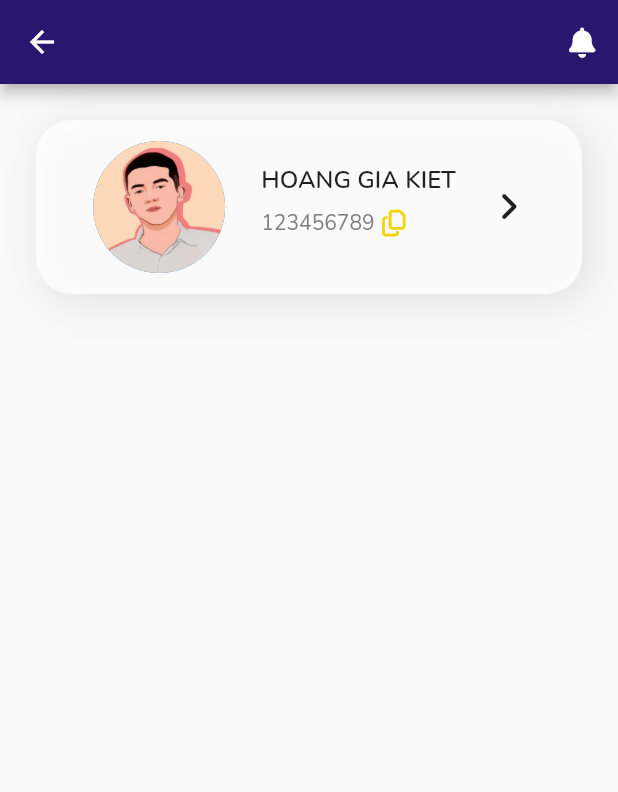
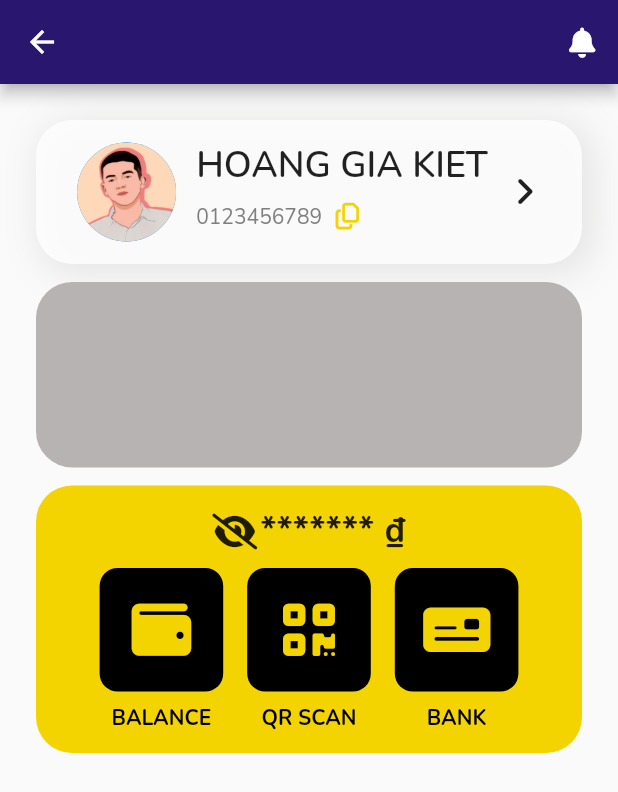
Before and after one commit to Bie-NHD/k2db-flutter-app, a Flutter app: the UserScreen screen opened by its route, on a phone screen of 412 x 824 dp. Shown: the top 792 px of the screen. Run offline on Flutter 3.47's test engine with Material 2 defaults, Android fonts, the phone set to English and light mode, and no system bars; our stand-ins replace carousel_slider, firebase_core, firebase_messaging, font_awesome_flutter, salomon_bottom_bar; accounts and stored records are empty.

Commit message:
update user main, user button, user navigator

```diff
--- /dev/null
+++ b/k2dbmoneyapp/lib/views/screens/user/Widgets/user_navi_button.dart
@@ -0,0 +1,43 @@
+import 'package:flutter/cupertino.dart';
+import 'package:k2dbmoneyapp/core/constant/text.dart';
+import 'package:k2dbmoneyapp/core/extensions/extension_textstyle.dart';
+
+import '../../../../../core/constant/color.dart';
+import '../../../../../core/constant/dimension.dart';
+
+class UserNaviButton extends StatelessWidget {
+  final IconData icon;
+  final String text;
+  const UserNaviButton({Key? key, required this.icon, required this.text})
+      : super(key: key);
+
+  @override
+  Widget build(BuildContext context) {
+    return Column(
+      crossAxisAlignment: CrossAxisAlignment.center,
+      mainAxisAlignment: MainAxisAlignment.spaceEvenly,
+      children: [
+        GestureDetector(
+          onTap: () {},
+          child: Container(
+            margin: const EdgeInsets.all(k8Margin),
+            width: MediaQuery.of(context).size.width * 0.2,
+            height: MediaQuery.of(context).size.width * 0.2,
+            decoration: BoxDecoration(
+                color: ColorsApp.defaultTextColor,
+                borderRadius: BorderRadius.circular(kBorderRadiusMin)),
+            child: Icon(
+              icon,
+              color: ColorsApp.secondaryColor,
+              size: kIconSize * 1.8,
+            ),
+          ),
+        ),
+        Text(
+          text.toUpperCase(),
+          style: TextStyles.defaultStyle.bold,
+        )
+      ],
+    );
+  }
+}
--- /dev/null
+++ b/k2dbmoneyapp/lib/views/screens/user/Widgets/user_navigator.dart
@@ -0,0 +1,92 @@
+import 'package:flutter/cupertino.dart';
+import 'package:font_awesome_flutter/font_awesome_flutter.dart';
+import 'package:k2dbmoneyapp/core/extensions/extension_textstyle.dart';
+import 'package:k2dbmoneyapp/views/screens/user/Widgets/user_navi_button.dart';
+
+import '../../../../../core/constant/color.dart';
+import '../../../../../core/constant/dimension.dart';
+import '../../../../../core/constant/text.dart';
+
+class UserNavigator extends StatefulWidget {
+  String userBalance;
+  String currencySym;
+  bool isShowingBalance;
+
+  UserNavigator(
+      {super.key,
+      required this.userBalance,
+      required this.currencySym,
+      required this.isShowingBalance});
+
+  @override
+  State<UserNavigator> createState() => _UserNavigatorState();
+}
+
+class _UserNavigatorState extends State<UserNavigator> {
+  @override
+  Widget build(BuildContext context) {
+    return Container(
+      width: MediaQuery.of(context).size.width - 24,
+      margin: const EdgeInsets.only(top: k12Margin),
+      padding: const EdgeInsets.all(k14Padding),
+      decoration: BoxDecoration(
+          color: ColorsApp.secondaryColor,
+          borderRadius: BorderRadius.circular(kBorderRadiusMax)),
+      child: Column(
+        crossAxisAlignment: CrossAxisAlignment.center,
+        children: [
+          Row(
+            mainAxisAlignment: MainAxisAlignment.center,
+            children: [
+              GestureDetector(
+                onTap: () {
+                  setState(() {
+                    widget.isShowingBalance = !widget.isShowingBalance;
+                  });
+                },
+                child: Icon(widget.isShowingBalance
+                    ? FontAwesomeIcons.solidEye
+                    : FontAwesomeIcons.solidEyeSlash),
+              ),
+              const SizedBox(
+                width: k8Padding,
+              ),
+              Text(
+                widget.isShowingBalance
+                    ? "${widget.userBalance} ${widget.currencySym}"
+                    : "${widget.userBalance.replaceRange(0, widget.userBalance.length, "*" * widget.userBalance.length)} ${widget.currencySym}",
+                style: TextStyle(
+                    fontWeight: TextStyles.defaultStyle.bold.fontWeight,
+                    fontSize: TextStyles.defaultStyle.sizeHeading.fontSize),
+              )
+            ],
+          ),
+          Row(
+            mainAxisAlignment: MainAxisAlignment.center,
+            children: [
+              GestureDetector(
+                child: Row(
+                  mainAxisAlignment: MainAxisAlignment.spaceAround,
+                  children: const [
+                    UserNaviButton(
+                      icon: FontAwesomeIcons.wallet,
+                      text: "Balance",
+                    ),
+                    UserNaviButton(
+                      icon: FontAwesomeIcons.qrcode,
+                      text: "QR Scan",
+                    ),
+                    UserNaviButton(
+                      icon: FontAwesomeIcons.moneyCheck,
+                      text: "Bank",
+                    )
+                  ],
+                ),
+              )
+            ],
+          )
+        ],
+      ),
+    );
+  }
+}
--- a/k2dbmoneyapp/lib/views/screens/user/user_main.dart
+++ b/k2dbmoneyapp/lib/views/screens/user/user_main.dart
@@ -1,8 +1,10 @@
 import 'package:flutter/material.dart';
+import 'package:flutter/services.dart';
 import 'package:font_awesome_flutter/font_awesome_flutter.dart';
 import 'package:k2dbmoneyapp/core/extensions/extension_textstyle.dart';
 import 'package:k2dbmoneyapp/core/helpers/helper_asset.dart';
 import 'package:k2dbmoneyapp/core/helpers/helper_image.dart';
+import 'package:k2dbmoneyapp/views/screens/user/Widgets/user_navigator.dart';
 
 import '../../../../core/constant/color.dart';
 import '../../../../core/constant/dimension.dart';
@@ -10,8 +12,12 @@ import '../../../../core/constant/text.dart';
 
 class UserScreen extends StatelessWidget {
   static const routeName = "/user_screen";
+  String userID = "0123456789";
+  String userBalance = "123.600";
+  String currencySym = "₫";
+  bool isShowingBalance = false;
 
-  const UserScreen({super.key});
+  UserScreen({super.key});
 
   @override
   Widget build(BuildContext context) {
@@ -54,7 +60,7 @@ class UserScreen extends StatelessWidget {
                 mainAxisAlignment: MainAxisAlignment.spaceEvenly,
                 children: [
                   CircleAvatar(
-                    radius: kIconSize * 2,
+                    radius: kIconSize * 1.5,
                     child: HelperImage.loadFromAsset(HelperAssets.imageAvt,
                         radius: BorderRadius.circular(kBorderRadiusIcon)),
                   ),
@@ -64,22 +70,26 @@ class UserScreen extends StatelessWidget {
                     children: [
                       Text("Hoang Gia Kiet".toUpperCase(),
                           style: TextStyle(
-                              fontSize: TextStyles
-                                  .defaultStyle.sizeTitleAndButton.fontSize,
+                              fontSize:
+                                  TextStyles.defaultStyle.sizeHeading.fontSize,
                               fontWeight:
                                   TextStyles.defaultStyle.semiBold.fontWeight)),
                       Container(
-                        margin: const EdgeInsets.symmetric(vertical: k8Margin),
+                          margin:
+                              const EdgeInsets.symmetric(vertical: k8Margin),
+                          child: GestureDetector(
+                            onTap: () async {
+                              await Clipboard.setData(
+                                  ClipboardData(text: userID));
+                            },
                             child: Row(
                               mainAxisAlignment: MainAxisAlignment.spaceBetween,
                               children: [
                                 Text(
-                              "123456789",
+                                  userID,
                                   style: TextStyles.defaultStyle.colorHintText,
                                 ),
-                            const SizedBox(
-                              width: k8Padding / 2,
-                            ),
+                                const SizedBox(width: k8Padding),
                                 const Icon(
                                   FontAwesomeIcons.copy,
                                   size: kIconSize * 0.8,
@@ -87,16 +97,32 @@ class UserScreen extends StatelessWidget {
                                 )
                               ],
                             ),
+                          ))
+                    ],
+                  ),
+                  GestureDetector(
+                    onTap: () {},
+                    child: const Icon(
+                      FontAwesomeIcons.angleRight,
+                      size: kIconSize,
+                    ),
                   )
                 ],
               ),
-                  const Icon(
-                    FontAwesomeIcons.angleRight,
-                    size: kIconSize,
-                  )
-                ],
             ),
-            )
+            Container(
+              width: MediaQuery.of(context).size.width - 24,
+              height: MediaQuery.of(context).size.height * 0.15,
+              margin: const EdgeInsets.only(top: k12Margin),
+              padding: const EdgeInsets.all(k14Padding),
+              decoration: BoxDecoration(
+                  color: ColorsApp.tertiaryColors,
+                  borderRadius: BorderRadius.circular(kBorderRadiusMax)),
+            ),
+            UserNavigator(
+                userBalance: userBalance,
+                currencySym: currencySym,
+                isShowingBalance: isShowingBalance)
           ],
         ),
       ),
```
Lines whose indentation alone changed are shown as unchanged.
